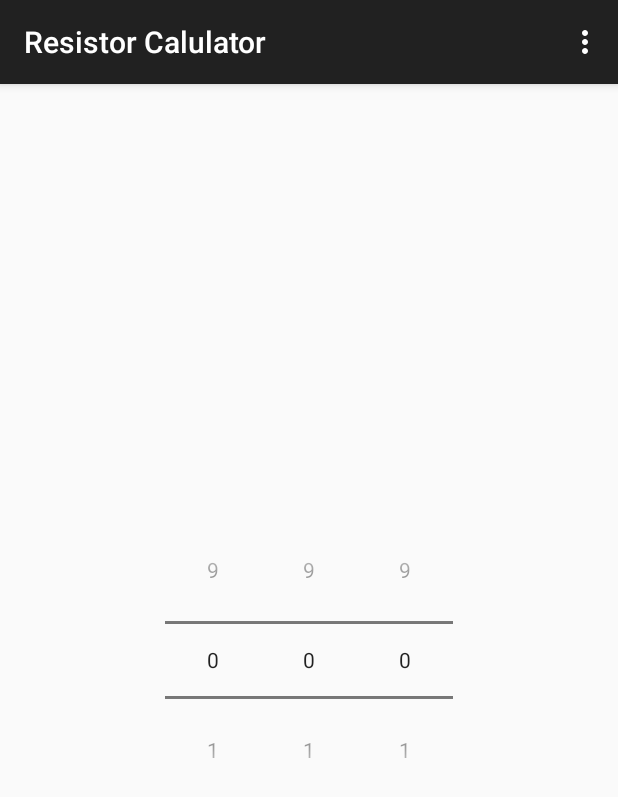
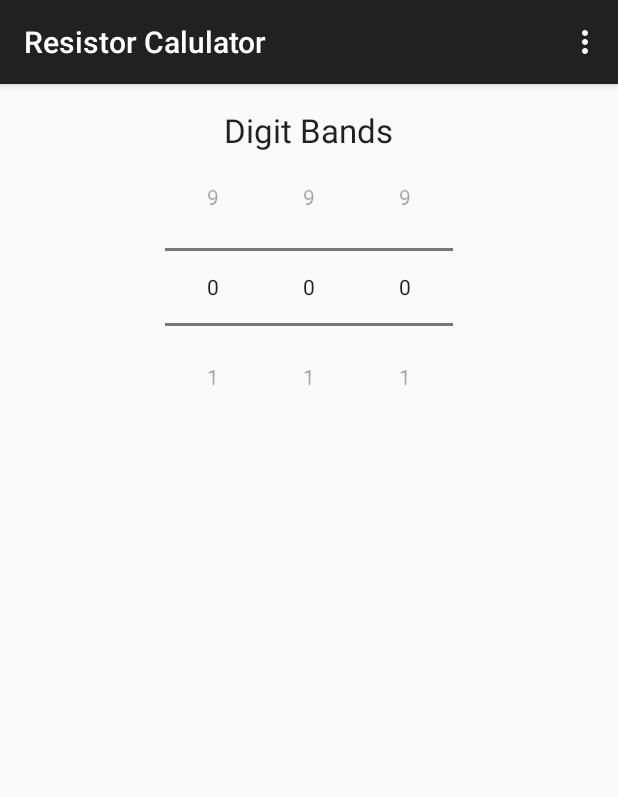
Before and after one commit to drew887/Resistor-Calculator, an Android app: the screen it shows after launch (MainActivity), on a phone screen of 412 x 824 dp. Shown: the top 797 px of the screen. Run offline under Robolectric (Android 15) with nearby library versions, the phone set to English and light mode, and no system bars.

Commit message:
added README as well as moving the wheels into a layout

```diff
--- a/app/src/main/res/layout/activity_main.xml
+++ b/app/src/main/res/layout/activity_main.xml
@@ -5,33 +5,43 @@
     android:paddingTop="@dimen/activity_vertical_margin"
     android:paddingBottom="@dimen/activity_vertical_margin" tools:context=".MainActivity"
     android:orientation="vertical"
-    android:gravity="center"
     android:id="@+id/mainLay">
 
+
+    <TextView
+        android:layout_width="wrap_content"
+        android:layout_height="wrap_content"
+        android:textAppearance="?android:attr/textAppearanceLarge"
+        android:text="@string/digitTitle"
+        android:id="@+id/textView"
+        android:layout_alignParentTop="true"
+        android:layout_centerHorizontal="true" />
+
+    <LinearLayout
+        android:orientation="horizontal"
+        android:layout_width="wrap_content"
+        android:layout_height="wrap_content"
+        android:gravity="center"
+        android:id="@+id/digitBandsLay"
+        android:layout_below="@+id/textView"
+        android:layout_centerHorizontal="true">
 
         <NumberPicker
             android:layout_width="wrap_content"
             android:layout_height="wrap_content"
             android:id="@+id/firstBandPicker"
-        android:layout_gravity="center_horizontal"
-        android:layout_alignParentTop="true"
-        android:layout_alignParentLeft="true"
-        android:layout_alignParentStart="true" />
+            android:layout_gravity="center_vertical" />
 
         <NumberPicker
             android:layout_width="wrap_content"
             android:layout_height="wrap_content"
-        android:id="@+id/secondBandPicker"
-        android:layout_alignTop="@+id/firstBandPicker"
-        android:layout_toRightOf="@+id/firstBandPicker"
-        android:layout_toEndOf="@+id/firstBandPicker" />
+            android:id="@+id/secondBandPicker" />
 
         <NumberPicker
             android:layout_width="wrap_content"
             android:layout_height="wrap_content"
             android:id="@+id/thirdBandPicker"
-        android:layout_alignTop="@+id/secondBandPicker"
-        android:layout_toRightOf="@+id/secondBandPicker"
-        android:layout_toEndOf="@+id/secondBandPicker" />
+            android:layout_gravity="center_vertical" />
+    </LinearLayout>
 
 </RelativeLayout>
--- a/app/src/main/res/values/strings.xml
+++ b/app/src/main/res/values/strings.xml
@@ -1,5 +1,5 @@
 <resources>
     <string name="app_name">Resistor Calulator</string>
-    <string name="calcValue">0</string>
+    <string name="digitTitle">Digit Bands</string>
     <string name="action_settings">Settings</string>
 </resources>
```
Also changed, not shown: 1 other file. Lines whose indentation alone changed are shown as unchanged.
